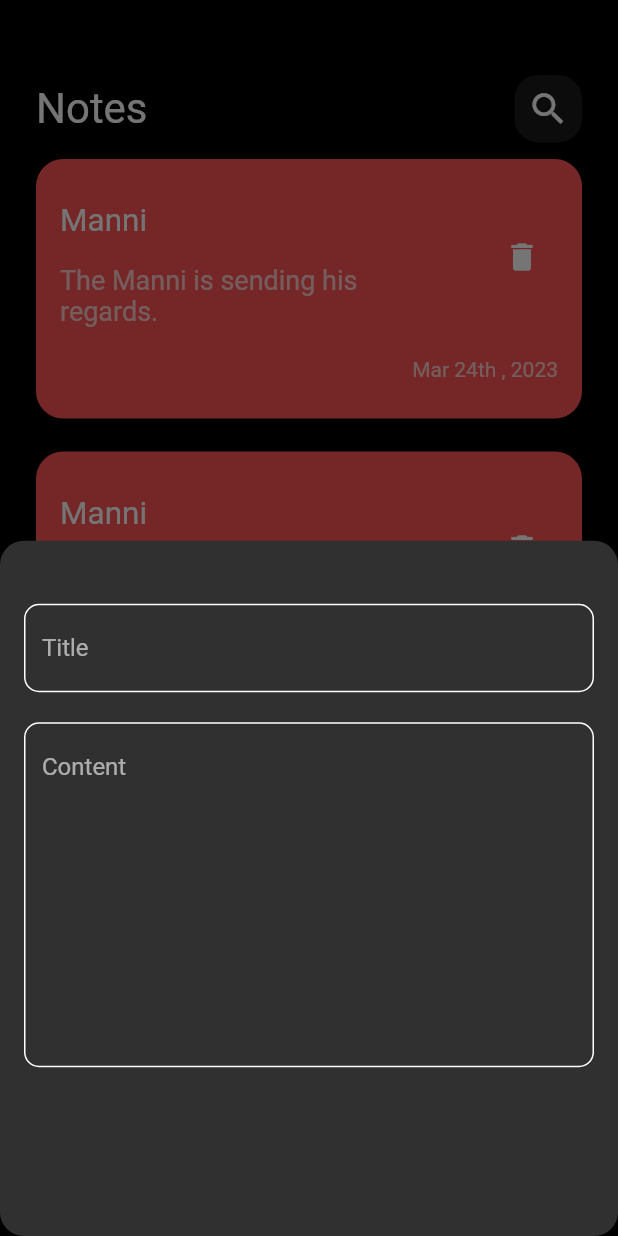
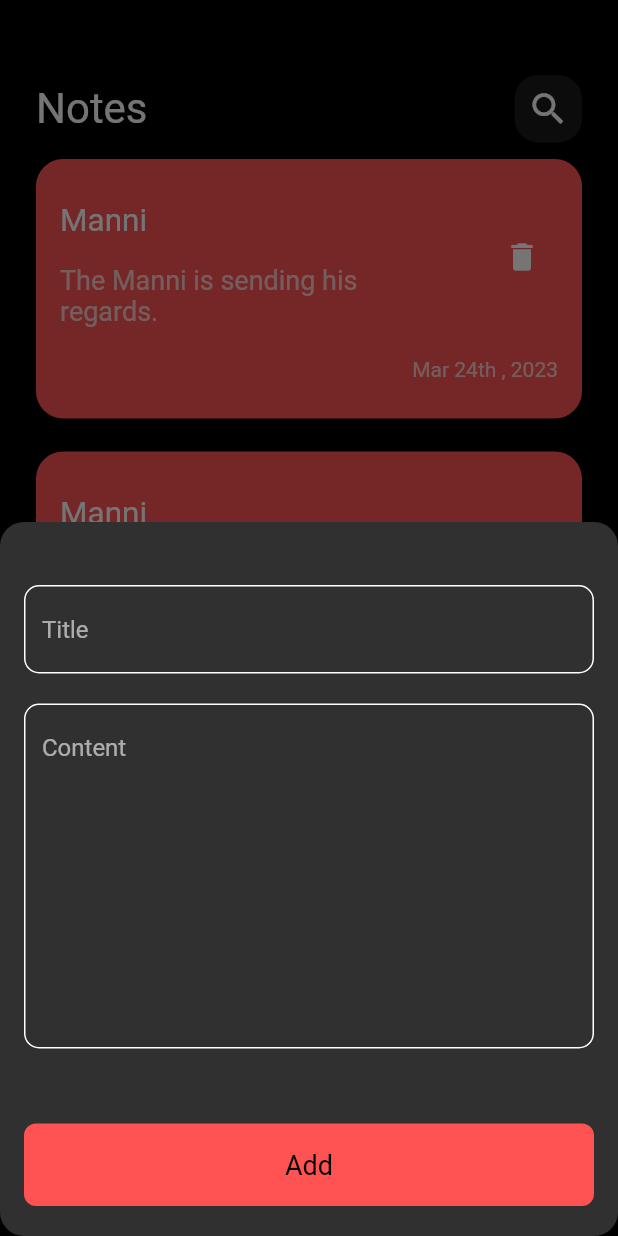
Before and after one commit to mannieeez/notes_app, a Flutter app: the screen it shows after launch, after a tap on the "add" icon, on a phone screen of 412 x 824 dp. Run offline on Flutter 3.47's test engine with Material 2 defaults, Android fonts, the phone set to English and light mode, and no system bars.

Commit message:
add custom app bar

```diff
--- a/lib/Views/home_page_view.dart
+++ b/lib/Views/home_page_view.dart
@@ -14,11 +14,16 @@ class HomePageView extends StatelessWidget {
       floatingActionButton: FloatingActionButton(
         onPressed: () {
           showModalBottomSheet(
+              isScrollControlled: true,
               shape: RoundedRectangleBorder(
                   borderRadius: BorderRadius.circular(16)),
               context: context,
               builder: (context) {
-                return AddNoteSheet();
+                return Padding(
+                  padding: EdgeInsets.only(
+                      bottom: MediaQuery.of(context).viewInsets.bottom),
+                  child: AddNoteSheet(),
+                );
               });
         },
         child: const Icon(Icons.add),
--- a/lib/Widgets/Custom_App_Bar.dart
+++ b/lib/Widgets/Custom_App_Bar.dart
@@ -3,22 +3,25 @@ import 'package:flutter/material.dart';
 import 'Custom_icon.dart';
 
 class CustomAppBar extends StatelessWidget {
-  const CustomAppBar({super.key});
-
+  const CustomAppBar({super.key, required this.Title, required this.icon});
+  final String Title;
+  final IconData icon;
   @override
   Widget build(BuildContext context) {
     return Row(
       mainAxisAlignment: MainAxisAlignment.spaceBetween,
-      children: const [
+      children: [
         Text(
-          'Notes',
+          Title,
           textAlign: TextAlign.start,
           style: TextStyle(
             color: Colors.white,
             fontSize: 28,
           ),
         ),
-        CustomSearchIcon()
+        CustomSearchIcon(
+          icon: icon,
+        )
       ],
     );
   }
--- a/lib/Widgets/Custom_icon.dart
+++ b/lib/Widgets/Custom_icon.dart
@@ -2,8 +2,8 @@ import 'package:flutter/cupertino.dart';
 import 'package:flutter/material.dart';
 
 class CustomSearchIcon extends StatelessWidget {
-  const CustomSearchIcon({super.key});
-
+  const CustomSearchIcon({super.key, required this.icon});
+  final IconData icon;
   @override
   Widget build(BuildContext context) {
     return Container(
@@ -13,9 +13,9 @@ class CustomSearchIcon extends StatelessWidget {
         color: Colors.white.withOpacity(0.1),
         borderRadius: BorderRadius.circular(16),
       ),
-      child: const Center(
+      child: Center(
         child: Icon(
-          Icons.search,
+          icon,
           size: 28,
         ),
       ),
--- a/lib/Widgets/Custom_note_item.dart
+++ b/lib/Widgets/Custom_note_item.dart
@@ -1,12 +1,20 @@
 import 'package:flutter/cupertino.dart';
 import 'package:flutter/material.dart';
+
+import '../Views/edit_note.dart';
 
 class NoteItem extends StatelessWidget {
   const NoteItem({super.key});
 
   @override
   Widget build(BuildContext context) {
-    return Padding(
+    return GestureDetector(
+      onTap: () {
+        Navigator.push(context, MaterialPageRoute(builder: (context) {
+          return EditNote();
+        }));
+      },
+      child: Padding(
         padding: const EdgeInsets.symmetric(vertical: 10),
         child: Container(
           padding: EdgeInsets.symmetric(vertical: 25),
@@ -51,6 +59,7 @@ class NoteItem extends StatelessWidget {
             ],
           ),
         ),
+      ),
     );
   }
 }
--- a/lib/Widgets/HomePageBody.dart
+++ b/lib/Widgets/HomePageBody.dart
@@ -16,7 +16,10 @@ class HomePageBody extends StatelessWidget {
           SizedBox(
             height: 50,
           ),
-          CustomAppBar(),
+          CustomAppBar(
+            Title: 'Notes',
+            icon: Icons.search,
+          ),
           Expanded(child: NotesListView())
         ],
       ),
--- a/lib/Widgets/add_note_sheet.dart
+++ b/lib/Widgets/add_note_sheet.dart
@@ -1,6 +1,7 @@
 import 'package:flutter/cupertino.dart';
 import 'package:flutter/material.dart';
 
+import 'custom_button.dart';
 import 'custom_text_field.dart';
 
 class AddNoteSheet extends StatelessWidget {
@@ -10,6 +11,7 @@ class AddNoteSheet extends StatelessWidget {
   Widget build(BuildContext context) {
     return Padding(
       padding: const EdgeInsets.symmetric(horizontal: 16),
+      child: SingleChildScrollView(
         child: Column(children: [
           SizedBox(
             height: 42,
@@ -21,8 +23,16 @@ class AddNoteSheet extends StatelessWidget {
           SizedBox(
             height: 20,
           ),
-        CustomTextField(hint: 'Content', maxLines: 10)
+          CustomTextField(hint: 'Content', maxLines: 10),
+          SizedBox(
+            height: 50,
+          ),
+          CustomButton(),
+          SizedBox(
+            height: 20,
+          ),
         ]),
+      ),
     );
   }
 }
--- /dev/null
+++ b/lib/Widgets/custom_button.dart
@@ -0,0 +1,25 @@
+import 'package:flutter/cupertino.dart';
+import 'package:flutter/material.dart';
+
+class CustomButton extends StatelessWidget {
+  const CustomButton({super.key});
+
+  @override
+  Widget build(BuildContext context) {
+    return Container(
+      width: MediaQuery.of(context).size.width,
+      height: 55,
+      decoration: BoxDecoration(
+        color: Colors.redAccent,
+        borderRadius: BorderRadius.circular(8),
+      ),
+      child: Center(
+        child: const Text(
+          'Add',
+          style: TextStyle(
+              color: Colors.black, fontSize: 18, fontWeight: FontWeight.normal),
+        ),
+      ),
+    );
+  }
+}
```
Also changed, not shown: lib/Views/edit_note.dart (added, +16 -0 lines), lib/Widgets/Edit_note_body.dart (added, +27 -0 lines). Lines whose indentation alone changed are shown as unchanged.
